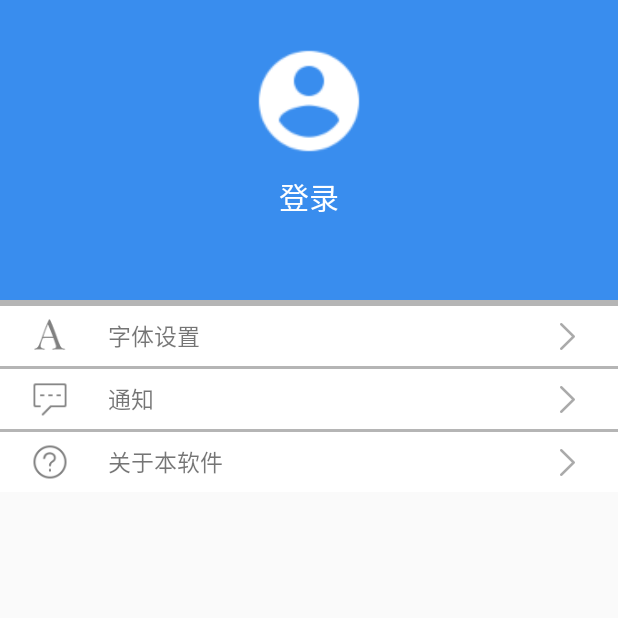
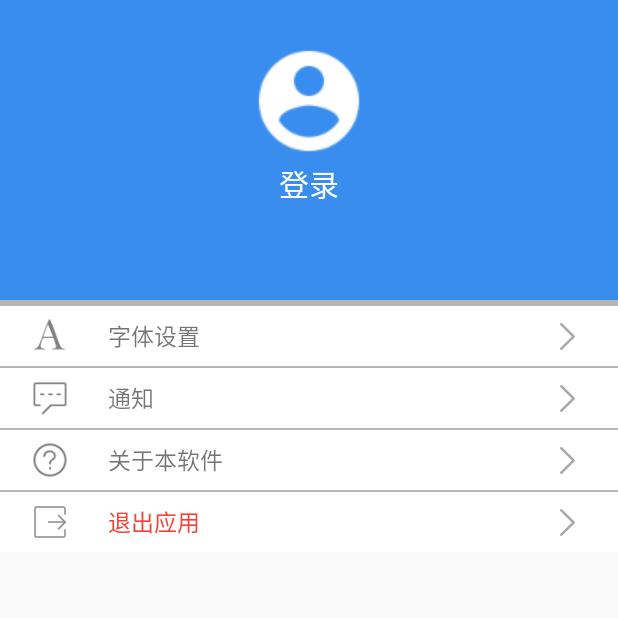
Before and after one commit to junerver/CloudNote, an Android app: the fragment ConfigFragment shown on its own in the app's theme, on a phone screen of 412 x 824 dp, the top half of it. Run offline under Robolectric (Android 15) with nearby library versions, the phone set to English and light mode, and no system bars; libraries missing offline, so code that uses them is left out: com.tencent.mmkv; pictures from the network do not load; 3 statements that could not run were skipped.

Commit message:
乱七八糟的优化

```diff
--- a/app/src/main/java/com/junerver/cloudnote/ui/fragment/ConfigFragment.kt
+++ b/app/src/main/java/com/junerver/cloudnote/ui/fragment/ConfigFragment.kt
@@ -5,9 +5,11 @@ import android.os.Bundle
 import android.view.LayoutInflater
 import android.view.View
 import android.view.ViewGroup
+import com.edusoa.ideallecturer.toBean
 import com.idealworkshops.idealschool.utils.SpUtils
 import com.junerver.cloudnote.Constants
 import com.junerver.cloudnote.R
+import com.junerver.cloudnote.bean.UserInfoResp
 import com.junerver.cloudnote.databinding.FragmentConfigBinding
 import com.junerver.cloudnote.ui.activity.LoginActivity
 
@@ -34,13 +36,14 @@ class ConfigFragment : BaseFragment() {
 
     private fun init() {
         //获取用户信息
-        val userInfo = SpUtils.decodeString(Constants.SP_USER_INFO)
+        val userInfoStr = SpUtils.decodeString(Constants.SP_USER_INFO)
 
-        if (userInfo.isNotEmpty()) {
-            binding.btnInOut.setText(R.string.login_out)
+        val userInfo = userInfoStr.toBean<UserInfoResp>()
+        if (userInfo.username.isNotEmpty()) {
+            binding.tvUserName.text = userInfo.username
         }
 
-        binding.btnInOut.setOnClickListener {
+        binding.btnLogout.setOnClickListener {
             SpUtils.clearAll()
             startActivity(Intent(activity, LoginActivity::class.java))
             activity?.finish()
--- a/app/src/main/res/layout/activity_edit_note.xml
+++ b/app/src/main/res/layout/activity_edit_note.xml
@@ -49,7 +49,9 @@
                     android:id="@+id/etNoteContent"
                     android:layout_width="match_parent"
                     android:layout_height="wrap_content"
+                    android:gravity="top"
                     android:autoLink="all"
+                    android:lines="10"
                     android:background="@null"
                     android:hint="@string/note_content_hint"
                     android:minWidth="300dp"
@@ -58,7 +60,7 @@
                 <LinearLayout
                     android:layout_width="match_parent"
                     android:layout_height="150dp"
-                    android:layout_marginTop="100dp">
+                    android:layout_marginTop="10dp">
 
                     <ImageButton
                         android:id="@+id/ibImage"
--- a/app/src/main/res/layout/fragment_config.xml
+++ b/app/src/main/res/layout/fragment_config.xml
@@ -14,141 +14,187 @@
             android:id="@+id/ivUserAvatar"
             android:layout_width="80dp"
             android:layout_height="80dp"
-            android:scaleType="centerCrop"
-            android:src="@drawable/ic_account_circle_white_48dp"
-            android:background="@null"
             android:layout_alignParentTop="true"
             android:layout_centerHorizontal="true"
-            android:layout_marginTop="27dp"/>
-        <Button
-            android:id="@+id/btnInOut"
+            android:layout_marginTop="27dp"
+            android:background="@null"
+            android:scaleType="centerCrop"
+            android:src="@drawable/ic_account_circle_white_48dp" />
+
+        <TextView
+            android:id="@+id/tv_user_name"
             android:layout_width="wrap_content"
             android:layout_height="wrap_content"
+            android:layout_below="@+id/ivUserAvatar"
+            android:layout_centerHorizontal="true"
+            android:background="@null"
             android:text="@string/login_text"
+            android:textAllCaps="false"
             android:textColor="@color/white"
-            android:textSize="@dimen/setting_text_size"
-            android:textAllCaps="false"
-            android:background="@null"
-            android:layout_below="@+id/ivUserAvatar"
-            android:layout_centerHorizontal="true"/>
+            android:textSize="@dimen/setting_text_size" />
     </RelativeLayout>
-    <ImageView
+
+    <View
         android:layout_width="match_parent"
         android:layout_height="4dp"
-        android:src="@color/gray"/>
-    <ScrollView
-        android:layout_width="match_parent"
-        android:layout_height="wrap_content">
-        <LinearLayout
-            android:layout_width="match_parent"
-            android:layout_height="wrap_content"
-            android:orientation="vertical">
+        android:background="@color/gray" />
+
+
     <LinearLayout
         android:layout_width="match_parent"
         android:layout_height="@dimen/setting_list_item_height"
+        android:background="#ffffff"
         android:orientation="horizontal"
-                android:background="#ffffff"
         android:paddingLeft="@dimen/setting_list_item_padding_vertical"
+        android:paddingTop="@dimen/setting_list_item_padding_horizontal"
         android:paddingRight="@dimen/setting_list_item_padding_vertical"
-                android:paddingTop="@dimen/setting_list_item_padding_horizontal"
         android:paddingBottom="@dimen/setting_list_item_padding_horizontal">
+
         <ImageView
             android:layout_width="0dp"
             android:layout_height="match_parent"
             android:layout_weight="1"
             android:scaleType="centerInside"
-                    android:src="@drawable/ic_font"/>
+            android:src="@drawable/ic_font" />
+
         <TextView
             android:layout_width="0dp"
             android:layout_height="match_parent"
+            android:layout_marginStart="@dimen/setting_list_item_margin"
+            android:layout_marginLeft="@dimen/setting_list_item_margin"
             android:layout_weight="6"
-                    android:layout_marginLeft="@dimen/setting_list_item_margin"
-                    android:layout_marginStart="@dimen/setting_list_item_margin"
+            android:gravity="center_vertical|start"
             android:text="@string/setting_text_font"
-                    android:textSize="@dimen/setting_list_item_text"
-                    android:gravity="center_vertical|start"/>
+            android:textSize="@dimen/setting_list_item_text" />
+
         <ImageView
             android:layout_width="0dp"
             android:layout_height="match_parent"
             android:layout_weight="1"
             android:scaleType="centerInside"
-                    android:src="@drawable/ic_right_icon"/>
+            android:src="@drawable/ic_right_icon" />
 
     </LinearLayout>
-            <ImageView
+
+    <View
         android:layout_width="match_parent"
-                android:layout_height="2dp"
-                android:src="@color/gray"/>
+        android:layout_height="1dp"
+        android:background="@color/gray" />
+
     <LinearLayout
         android:layout_width="match_parent"
         android:layout_height="@dimen/setting_list_item_height"
+        android:background="#ffffff"
         android:orientation="horizontal"
-                android:background="#ffffff"
         android:paddingLeft="@dimen/setting_list_item_padding_vertical"
+        android:paddingTop="@dimen/setting_list_item_padding_horizontal"
         android:paddingRight="@dimen/setting_list_item_padding_vertical"
-                android:paddingTop="@dimen/setting_list_item_padding_horizontal"
         android:paddingBottom="@dimen/setting_list_item_padding_horizontal">
+
         <ImageView
             android:layout_width="0dp"
             android:layout_height="match_parent"
             android:layout_weight="1"
             android:scaleType="centerInside"
-                    android:src="@drawable/ic_message"/>
+            android:src="@drawable/ic_message" />
+
         <TextView
             android:layout_width="0dp"
             android:layout_height="match_parent"
+            android:layout_marginStart="@dimen/setting_list_item_margin"
+            android:layout_marginLeft="@dimen/setting_list_item_margin"
             android:layout_weight="6"
-                    android:layout_marginLeft="@dimen/setting_list_item_margin"
-                    android:layout_marginStart="@dimen/setting_list_item_margin"
+            android:gravity="center_vertical|start"
             android:text="@string/setting_text_message"
-                    android:textSize="@dimen/setting_list_item_text"
-                    android:gravity="center_vertical|start"/>
+            android:textSize="@dimen/setting_list_item_text" />
+
         <ImageView
             android:layout_width="0dp"
             android:layout_height="match_parent"
             android:layout_weight="1"
             android:scaleType="centerInside"
-                    android:src="@drawable/ic_right_icon"/>
+            android:src="@drawable/ic_right_icon" />
     </LinearLayout>
 
-            <ImageView
+    <View
         android:layout_width="match_parent"
-                android:layout_height="2dp"
-                android:src="@color/gray"/>
+        android:layout_height="1dp"
+        android:background="@color/gray" />
 
     <LinearLayout
         android:layout_width="match_parent"
         android:layout_height="@dimen/setting_list_item_height"
+        android:background="#ffffff"
         android:orientation="horizontal"
-                android:background="#ffffff"
         android:paddingLeft="@dimen/setting_list_item_padding_vertical"
+        android:paddingTop="@dimen/setting_list_item_padding_horizontal"
         android:paddingRight="@dimen/setting_list_item_padding_vertical"
-                android:paddingTop="@dimen/setting_list_item_padding_horizontal"
         android:paddingBottom="@dimen/setting_list_item_padding_horizontal">
+
         <ImageView
             android:layout_width="0dp"
             android:layout_height="match_parent"
             android:layout_weight="1"
             android:scaleType="centerInside"
-                    android:src="@drawable/ic_about"/>
+            android:src="@drawable/ic_about" />
+
         <TextView
             android:layout_width="0dp"
             android:layout_height="match_parent"
+            android:layout_marginStart="@dimen/setting_list_item_margin"
+            android:layout_marginLeft="@dimen/setting_list_item_margin"
             android:layout_weight="6"
-                    android:layout_marginLeft="@dimen/setting_list_item_margin"
-                    android:layout_marginStart="@dimen/setting_list_item_margin"
+            android:gravity="center_vertical|start"
             android:text="@string/setting_text_about"
-                    android:textSize="@dimen/setting_list_item_text"
-                    android:gravity="center_vertical|start"/>
+            android:textSize="@dimen/setting_list_item_text" />
+
         <ImageView
             android:layout_width="0dp"
             android:layout_height="match_parent"
             android:layout_weight="1"
             android:scaleType="centerInside"
-                    android:src="@drawable/ic_right_icon"/>
+            android:src="@drawable/ic_right_icon" />
     </LinearLayout>
+    <View
+        android:layout_width="match_parent"
+        android:layout_height="1dp"
+        android:background="@color/gray" />
+
+    <LinearLayout
+        android:id="@+id/btn_logout"
+        android:layout_width="match_parent"
+        android:layout_height="@dimen/setting_list_item_height"
+        android:background="#ffffff"
+        android:orientation="horizontal"
+        android:paddingLeft="@dimen/setting_list_item_padding_vertical"
+        android:paddingTop="@dimen/setting_list_item_padding_horizontal"
+        android:paddingRight="@dimen/setting_list_item_padding_vertical"
+        android:paddingBottom="@dimen/setting_list_item_padding_horizontal">
+
+        <ImageView
+            android:layout_width="0dp"
+            android:layout_height="match_parent"
+            android:layout_weight="1"
+            android:scaleType="centerInside"
+            android:src="@drawable/ic_exit" />
+
+        <TextView
+            android:layout_width="0dp"
+            android:layout_height="match_parent"
+            android:layout_marginStart="@dimen/setting_list_item_margin"
+            android:layout_marginLeft="@dimen/setting_list_item_margin"
+            android:layout_weight="6"
+            android:gravity="center_vertical|start"
+            android:text="@string/setting_text_exit"
+            android:textColor="@color/red"
+            android:textSize="@dimen/setting_list_item_text" />
+
+        <ImageView
+            android:layout_width="0dp"
+            android:layout_height="match_parent"
+            android:layout_weight="1"
+            android:scaleType="centerInside"
+            android:src="@drawable/ic_right_icon" />
     </LinearLayout>
-    </ScrollView>
-
 
 </LinearLayout>
--- a/app/src/main/res/values/colors.xml
+++ b/app/src/main/res/values/colors.xml
@@ -20,4 +20,5 @@
     <color name="popup_main_background">#b0000000</color>
     <color name="orange">#FF9900</color>
     <color name="greyblue">#398DEE</color>
+    <color name="red">#F44336</color>
 </resources>
--- a/app/src/main/res/values/strings.xml
+++ b/app/src/main/res/values/strings.xml
@@ -28,4 +28,5 @@
     <string name="setting_text_message">通知</string>
     <string name="setting_text_about">关于本软件</string>
     <string name="login_out">退出</string>
+    <string name="setting_text_exit">退出应用</string>
 </resources>
```
Also changed, not shown: app/src/main/res/drawable-hdpi/ic_exit.png (added). Lines whose indentation alone changed are shown as unchanged.
